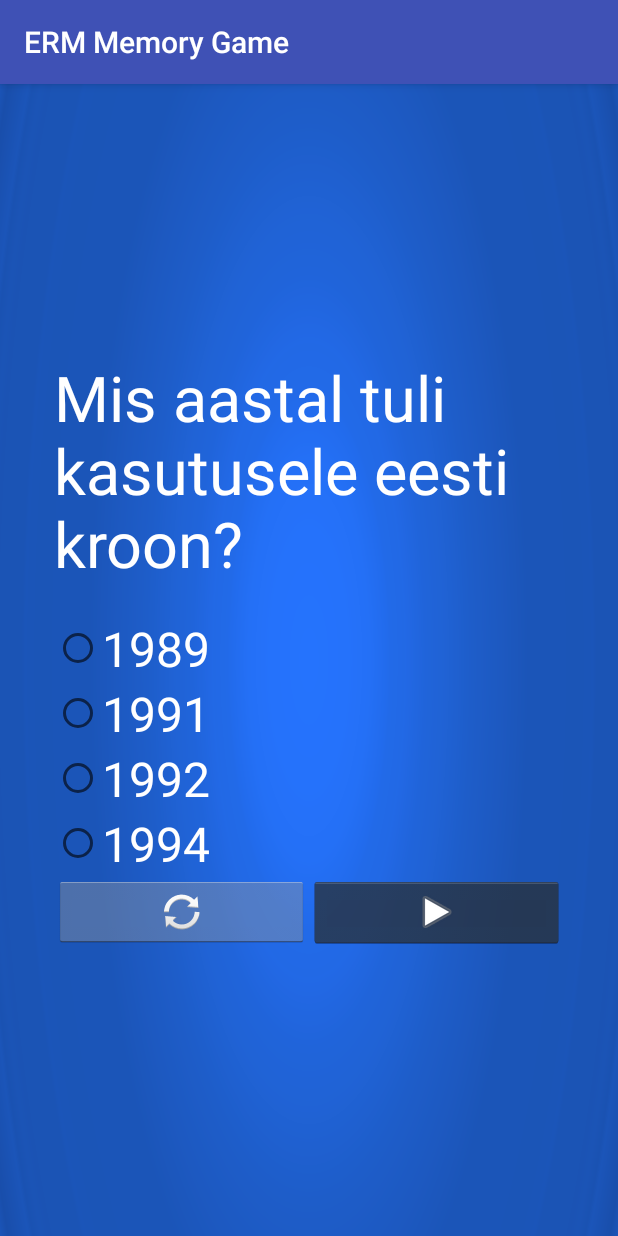
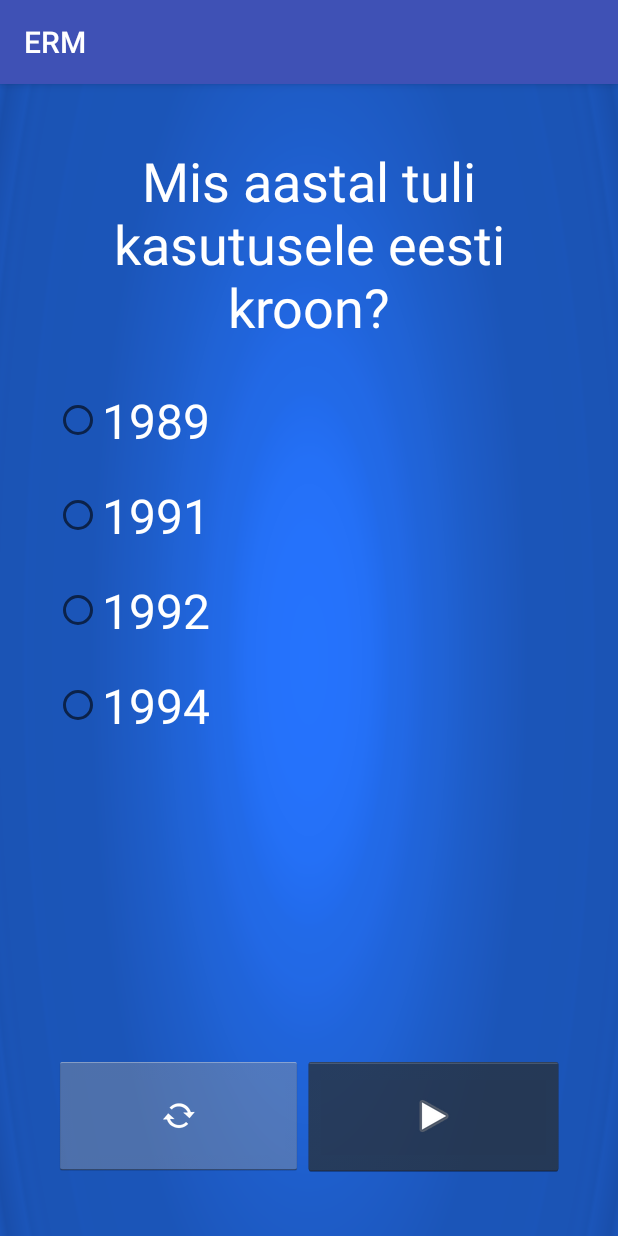
Before and after one commit to Teras23/ERM-Memory-Game, an Android app: the screen it shows after launch (QuestionActivity), after a tap on "EESTI KEELES", on a phone screen of 412 x 824 dp. Run offline under Robolectric (Android 15) with nearby library versions, the phone set to English and light mode, and no system bars.

Commit message:
minor text and layout fixes

```diff
--- a/app/src/main/res/layout/question.xml
+++ b/app/src/main/res/layout/question.xml
@@ -4,80 +4,98 @@
               xmlns:app="http://schemas.android.com/apk/res-auto"
               android:layout_width="match_parent"
               android:layout_height="match_parent"
+              android:layout_marginTop="0dp"
               android:background="@drawable/ic_bg_blue"
-    android:gravity="center"
               android:orientation="vertical"
               android:paddingLeft="16dp"
-    android:paddingRight="16dp">
+              android:paddingRight="16dp" android:gravity="center_horizontal">
 
     <TextView
             android:id="@+id/questionText"
             android:layout_width="wrap_content"
             android:layout_height="wrap_content"
-            android:textColor="@android:color/background_light"
+            android:layout_marginBottom="10dp"
+            android:layout_marginLeft="20dp"
+            android:layout_marginRight="20dp"
+            android:layout_marginTop="40dp"
+            android:gravity="center_horizontal"
             android:text="Milline president oli Eesti Vabariigil 90-datel aastatel?"
             android:textAppearance="@style/TextAppearance.AppCompat.Large"
-            android:textSize="42sp" android:layout_marginLeft="20dp" android:layout_marginRight="20dp"
-            android:layout_marginBottom="10dp"/>
+            android:textColor="@android:color/background_light"
+            android:textSize="36dp"/>
 
     <RadioGroup xmlns:android="http://schemas.android.com/apk/res/android"
                 android:id="@+id/questionAnswerGroup"
                 android:layout_width="fill_parent"
-                android:layout_height="222dp"
-                android:orientation="vertical" android:layout_marginLeft="20dp" android:layout_marginRight="20dp"
-                android:layout_marginBottom="10dp" android:layout_marginTop="10dp">
+                android:layout_height="fill_parent"
+                android:layout_marginBottom="40dp"
+                android:layout_marginLeft="20dp"
+                android:layout_marginRight="20dp"
+                android:layout_marginTop="10dp"
+                android:orientation="vertical">
 
         <RadioButton
                 android:id="@+id/questionAnswer0"
                 android:layout_width="match_parent"
                 android:layout_height="wrap_content"
+                android:paddingBottom="10dp"
+                android:paddingTop="10dp"
                 android:text="RadioButton"
+                android:textAppearance="@style/TextAppearance.AppCompat.Body1"
                 android:textColor="@android:color/background_light"
-                android:textAppearance="@style/TextAppearance.AppCompat.Body1"
                 android:textSize="32sp"/>
 
         <RadioButton
                 android:id="@+id/questionAnswer1"
                 android:layout_width="match_parent"
                 android:layout_height="wrap_content"
+                android:paddingBottom="10dp"
+                android:paddingTop="10dp"
+                android:text="RadioButton"
                 android:textColor="@android:color/background_light"
-                android:text="RadioButton"
                 android:textSize="32sp"/>
 
         <RadioButton
                 android:id="@+id/questionAnswer2"
                 android:layout_width="match_parent"
+                android:layout_height="wrap_content"
+                android:paddingBottom="10dp"
+                android:paddingTop="10dp"
+                android:text="RadioButton"
                 android:textColor="@android:color/background_light"
-                android:layout_height="wrap_content"
-                android:text="RadioButton"
                 android:textSize="32sp"/>
 
         <RadioButton
                 android:id="@+id/questionAnswer3"
                 android:layout_width="match_parent"
                 android:layout_height="wrap_content"
+                android:paddingBottom="10dp"
+                android:paddingTop="10dp"
+                android:text="RadioButton"
                 android:textColor="@android:color/background_light"
-                android:text="RadioButton"
                 android:textSize="32sp"/>
 
         <LinearLayout
                 android:layout_width="match_parent"
                 android:layout_height="match_parent"
+                android:gravity="bottom"
                 android:orientation="horizontal">
 
             <ImageButton
                     android:id="@+id/reset"
                     style="@android:style/Widget.Holo.Light.ImageButton"
                     android:layout_width="wrap_content"
-                    android:layout_height="wrap_content"
+                    android:layout_height="80dp"
+                    android:layout_marginTop="40dp"
                     android:layout_weight="1"
-                    app:srcCompat="@android:drawable/ic_popup_sync"/>
+                    app:srcCompat="@android:drawable/stat_notify_sync"/>
 
             <ImageButton
                     android:id="@+id/questionForward"
                     style="@android:style/Widget.Holo.ImageButton"
                     android:layout_width="wrap_content"
-                    android:layout_height="wrap_content"
+                    android:layout_height="80dp"
+                    android:layout_marginTop="40dp"
                     android:layout_weight="1"
                     app:srcCompat="@android:drawable/ic_media_play"/>
         </LinearLayout>
```
Also changed, not shown: app/src/main/AndroidManifest.xml (+6 -6 lines), app/src/main/assets/questions.json (+5 -5 lines). Lines whose indentation alone changed are shown as unchanged.
